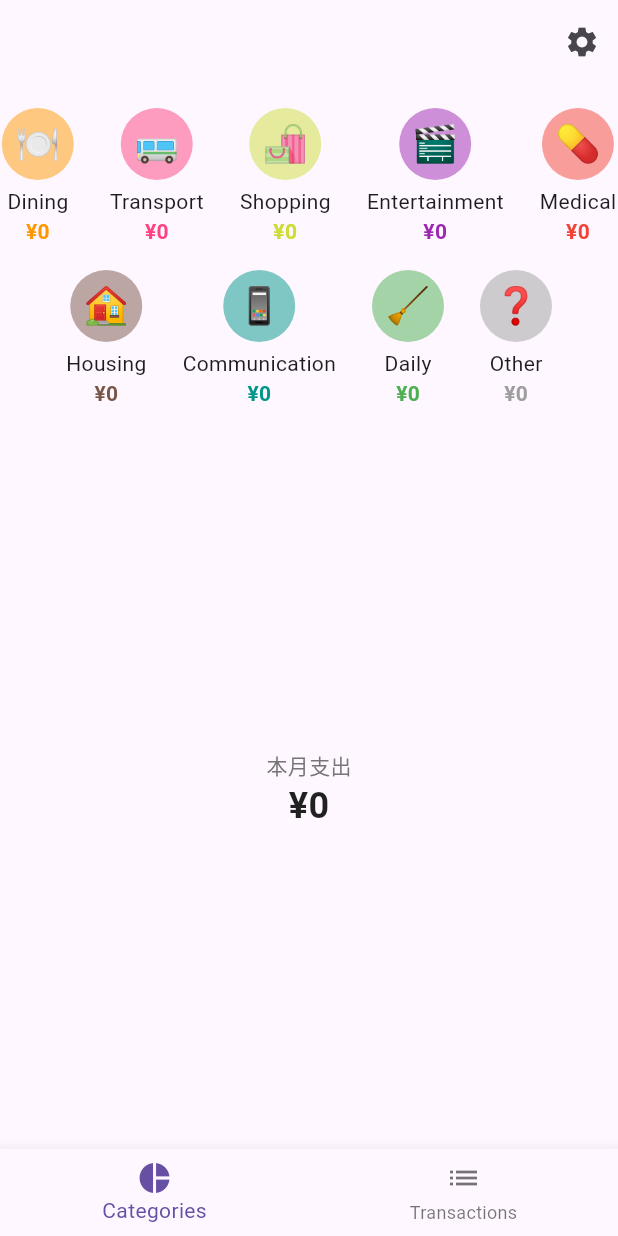
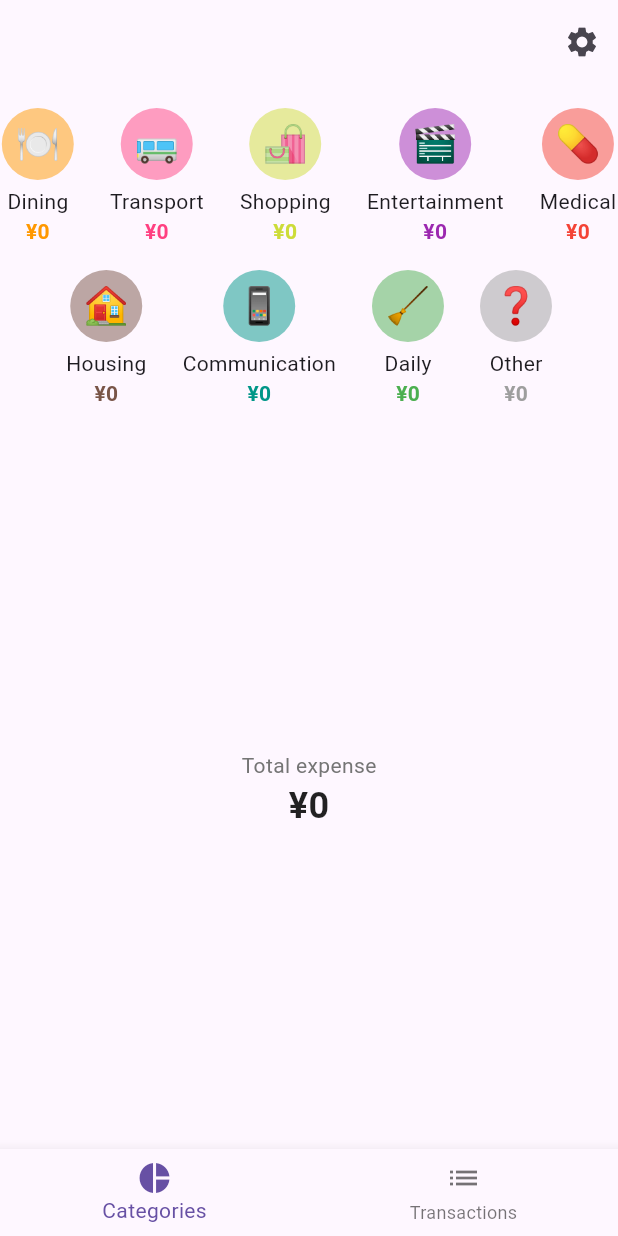
Before and after one commit to camtrik/money-manager-flutter, a Flutter app: the screen it shows after launch, on a phone screen of 412 x 824 dp. Run offline on Flutter 3.47's test engine with Material 3 defaults, Android fonts, the phone set to English and light mode, and no system bars; drawn by our look-alikes of fl_chart; our stand-ins replace hive, hive_flutter; accounts and stored records are empty.

Commit message:
default categories localization

```diff
--- a/lib/l10n/gen/app_localizations.dart
+++ b/lib/l10n/gen/app_localizations.dart
@@ -103,6 +103,12 @@ abstract class AppLocalizations {
   /// **'Money Manager'**
   String get appTitle;
 
+  /// No description provided for @settings.
+  ///
+  /// In en, this message translates to:
+  /// **'Settings'**
+  String get settings;
+
   /// No description provided for @categories.
   ///
   /// In en, this message translates to:
@@ -120,6 +126,18 @@ abstract class AppLocalizations {
   /// In en, this message translates to:
   /// **'New Transaction'**
   String get newTransaction;
+
+  /// No description provided for @save.
+  ///
+  /// In en, this message translates to:
+  /// **'Save'**
+  String get save;
+
+  /// No description provided for @deleted.
+  ///
+  /// In en, this message translates to:
+  /// **'Deleted'**
+  String get deleted;
 
   /// No description provided for @amount.
   ///
@@ -145,11 +163,65 @@ abstract class AppLocalizations {
   /// **'Date'**
   String get date;
 
-  /// No description provided for @save.
+  /// No description provided for @notes.
   ///
   /// In en, this message translates to:
-  /// **'Save'**
-  String get save;
+  /// **'Notes'**
+  String get notes;
+
+  /// No description provided for @categoryDining.
+  ///
+  /// In en, this message translates to:
+  /// **'Dining'**
+  String get categoryDining;
+
+  /// No description provided for @categoryTransport.
+  ///
+  /// In en, this message translates to:
+  /// **'Transport'**
+  String get categoryTransport;
+
+  /// No description provided for @categoryShopping.
+  ///
+  /// In en, this message translates to:
+  /// **'Shopping'**
+  String get categoryShopping;
+
+  /// No description provided for @categoryEntertainment.
+  ///
+  /// In en, this message translates to:
+  /// **'Entertainment'**
+  String get categoryEntertainment;
+
+  /// No description provided for @categoryMedical.
+  ///
+  /// In en, this message translates to:
+  /// **'Medical'**
+  String get categoryMedical;
+
+  /// No description provided for @categoryHousing.
+  ///
+  /// In en, this message translates to:
+  /// **'Housing'**
+  String get categoryHousing;
+
+  /// No description provided for @categoryCommunication.
+  ///
+  /// In en, this message translates to:
+  /// **'Communication'**
+  String get categoryCommunication;
+
+  /// No description provided for @categoryDaily.
+  ///
+  /// In en, this message translates to:
+  /// **'Daily'**
+  String get categoryDaily;
+
+  /// No description provided for @categoryOther.
+  ///
+  /// In en, this message translates to:
+  /// **'Other'**
+  String get categoryOther;
 
   /// No description provided for @noTransactions.
   ///
@@ -157,23 +229,29 @@ abstract class AppLocalizations {
   /// **'No transactions yet'**
   String get noTransactions;
 
-  /// No description provided for @deleted.
+  /// No description provided for @expense.
   ///
   /// In en, this message translates to:
-  /// **'Deleted'**
-  String get deleted;
+  /// **'Expense'**
+  String get expense;
 
   /// No description provided for @totalExpense.
   ///
   /// In en, this message translates to:
-  /// **'Total expense: ¥{amount}'**
-  String totalExpense(Object amount);
+  /// **'Total expense'**
+  String get totalExpense;
 
-  /// No description provided for @settings.
+  /// No description provided for @today.
   ///
   /// In en, this message translates to:
-  /// **'Settings'**
-  String get settings;
+  /// **'Today'**
+  String get today;
+
+  /// No description provided for @selectMonth.
+  ///
+  /// In en, this message translates to:
+  /// **'Select Month'**
+  String get selectMonth;
 
   /// No description provided for @language.
   ///
@@ -211,29 +289,11 @@ abstract class AppLocalizations {
   /// **'Ending Balance'**
   String get endingBalance;
 
-  /// No description provided for @selectMonth.
-  ///
-  /// In en, this message translates to:
-  /// **'Select Month'**
-  String get selectMonth;
-
   /// No description provided for @bankCard.
   ///
   /// In en, this message translates to:
   /// **'Bank Card'**
   String get bankCard;
-
-  /// No description provided for @notes.
-  ///
-  /// In en, this message translates to:
-  /// **'Notes'**
-  String get notes;
-
-  /// No description provided for @today.
-  ///
-  /// In en, this message translates to:
-  /// **'Today'**
-  String get today;
 }
 
 class _AppLocalizationsDelegate extends LocalizationsDelegate<AppLocalizations> {
--- a/lib/screens/add_tx_sheet.dart
+++ b/lib/screens/add_tx_sheet.dart
@@ -1,5 +1,6 @@
 // This file is almost fully generated by Claude 3.7 Sonnet
 import 'package:flutter/material.dart';
+import 'package:money_manager/utils/category_utils.dart';
 import 'package:money_manager/utils/date_formatter.dart';
 import 'package:provider/provider.dart';
 import 'package:money_manager/models/category.dart';
@@ -141,7 +142,7 @@ class _AddTransactionSheetState extends State<AddTransactionSheet> {
                       ),
                       const SizedBox(width: 8),
                       Text(
-                        widget.category.name,
+                        CategoryUtils.getLocalizedName(context, widget.category.id, widget.category.name),
                         style: const TextStyle(fontWeight: FontWeight.bold),
                       ),
                     ],
@@ -156,7 +157,7 @@ class _AddTransactionSheetState extends State<AddTransactionSheet> {
 
           // Amount display
           Text(
-            '支出',
+            l10n.expense,
             style: TextStyle(color: Colors.grey.shade600, fontSize: 16),
           ),
           const SizedBox(height: 8),
@@ -171,7 +172,7 @@ class _AddTransactionSheetState extends State<AddTransactionSheet> {
 
           const SizedBox(height: 16),
 
-          // Remark field
+          // Note field
           Padding(
             padding: const EdgeInsets.symmetric(horizontal: 16),
             child: TextField(
--- a/lib/screens/category_screen.dart
+++ b/lib/screens/category_screen.dart
@@ -1,10 +1,12 @@
 import 'package:fl_chart/fl_chart.dart';
 import 'package:flutter/material.dart';
+import 'package:money_manager/l10n/gen/app_localizations.dart';
 import 'package:money_manager/models/category.dart';
 import 'package:money_manager/models/transaction.dart';
 import 'package:money_manager/screens/add_tx_screen.dart';
 import 'package:money_manager/screens/add_tx_sheet.dart';
 import 'package:money_manager/screens/settings_screen.dart';
+import 'package:money_manager/utils/category_utils.dart';
 import 'package:money_manager/view_models/category_list_model.dart';
 import 'package:money_manager/view_models/tx_list_model.dart';
 import 'package:provider/provider.dart';
@@ -14,6 +16,8 @@ class CategoryScreen extends StatelessWidget {
 
   @override
   Widget build(BuildContext context) {
+
+    final l10n = AppLocalizations.of(context)!;
     final List<Transaction> txs = context.watch<TxListModel>().all;
 
     final Map<String, double> sums = {};
@@ -76,7 +80,7 @@ class CategoryScreen extends StatelessWidget {
                       ),
                     ),
                     const SizedBox(height: 4),
-                    Text(c.name),
+                    Text(CategoryUtils.getLocalizedName(context, c.id, c.name)),
                     Text(
                       '¥${total.toStringAsFixed(0)}',
                       style: TextStyle(
@@ -93,14 +97,15 @@ class CategoryScreen extends StatelessWidget {
           const SizedBox(height: 16),
 
           Expanded(
-            child: sections.isEmpty
-                ? const Center(
+            child:
+            sections.isEmpty
+                ? Center(
                     child: Text(
-                      '暂无支出数据',
-                      style: TextStyle(fontSize: 16, color: Colors.grey),
+                      l10n.noTransactions,
+                      style: const TextStyle(fontSize: 16, color: Colors.grey),
                     ),
                   )
-                : Stack (
+                : Stack(
                   alignment: Alignment.center,
                   children: [
                     PieChart(
@@ -114,7 +119,7 @@ class CategoryScreen extends StatelessWidget {
                       mainAxisSize: MainAxisSize.min,
                       children: [
                         Text(
-                          '本月支出',
+                          l10n.totalExpense,
                           style: TextStyle(
                             fontSize: 14,
                             color: Colors.grey.shade600,
--- a/lib/utils/category_utils.dart
+++ b/lib/utils/category_utils.dart
@@ -1,62 +1,34 @@
 // lib/utils/category_utils.dart
 
 import 'package:flutter/material.dart';
+import 'package:money_manager/l10n/gen/app_localizations.dart';
 
 class CategoryUtils {
-  static final Map<String, Color> _categoryColors = {
-    'Dining': Colors.purple[100]!,
-    'Transport': Colors.pink[100]!,
-    'Shopping': Colors.orange[100]!,
-    'Entertainment': Colors.blue[100]!,
-    'Medical': Colors.red[100]!,
-    'Housing': Colors.green[100]!,
-    'Communication': Colors.cyan[100]!,
-    'Daily': Colors.teal[100]!,
-    'Other': Colors.grey[100]!,
-    // Add more categories as needed
-  };
+  // get the localized name for defailt categories
+  static String getLocalizedName(BuildContext context, String categoryId, String categoryName) {
+    final l10n = AppLocalizations.of(context)!;
 
-  static final Map<String, IconData> _categoryIcons = {
-    'Dining': Icons.restaurant,
-    'Transport': Icons.directions_bus,
-    'Shopping': Icons.shopping_bag,
-    'Entertainment': Icons.movie,
-    'Medical': Icons.local_hospital,
-    'Housing': Icons.home,
-    'Communication': Icons.phone,
-    'Daily': Icons.cleaning_services,
-    'Other': Icons.more_horiz,
-  };
-
-  static Color getColorForCategory(String categoryName) {
-    return _categoryColors[categoryName] ?? Colors.grey[100]!;
-  }
-
-  static IconData getIconForCategory(String categoryName) {
-    return _categoryIcons[categoryName] ?? Icons.category;
-  }
-
-  // Get color by category ID (if you use IDs instead of names)
-  static Color getColorByCategoryId(String categoryId) {
-    final colorMap = {
-      'dining': Colors.purple[100]!,
-      'transport': Colors.pink[100]!,
-      'shopping': Colors.orange[100]!,
-      'entertainment': Colors.blue[100]!,
-      'medical': Colors.red[100]!,
-      'housing': Colors.green[100]!,
-      'communication': Colors.cyan[100]!,
-      'daily_necessities': Colors.teal[100]!,
-      'other': Colors.grey[100]!,
-    };
-
-    return colorMap[categoryId] ?? Colors.grey[100]!;
-  }
-
-  // Generate a consistent color based on category name (for dynamic categories)
-  static Color generateColorForCategory(String categoryName) {
-    final hash = categoryName.hashCode;
-    final hue = (hash % 360).toDouble();
-    return HSLColor.fromAHSL(1.0, hue, 0.5, 0.8).toColor();
+    switch (categoryId) {
+      case 'dining':
+        return l10n.categoryDining;
+      case 'transport':
+        return l10n.categoryTransport;
+      case 'shopping':
+        return l10n.categoryShopping;
+      case 'entertainment':
+        return l10n.categoryEntertainment;
+      case 'medical':
+        return l10n.categoryMedical;
+      case 'housing':
+        return l10n.categoryHousing;
+      case 'communication':
+        return l10n.categoryCommunication;
+      case 'daily_necessities':
+        return l10n.categoryDaily;
+      case 'other':
+        return l10n.categoryOther;
+      default:
+        return categoryName; // Fallback to ID if no translation found
+    }
   }
 }
```
Also changed, not shown: lib/l10n/app_en.arb (+19 -8 lines), lib/l10n/app_ja.arb (+21 -8 lines), lib/l10n/app_zh.arb (+19 -8 lines), lib/l10n/gen/app_localizations_en.dart (+43 -15 lines), lib/l10n/gen/app_localizations_ja.dart (+43 -15 lines), lib/l10n/gen/app_localizations_zh.dart (+43 -15 lines), lib/screens/tx_screen.dart (+6 -6 lines).
